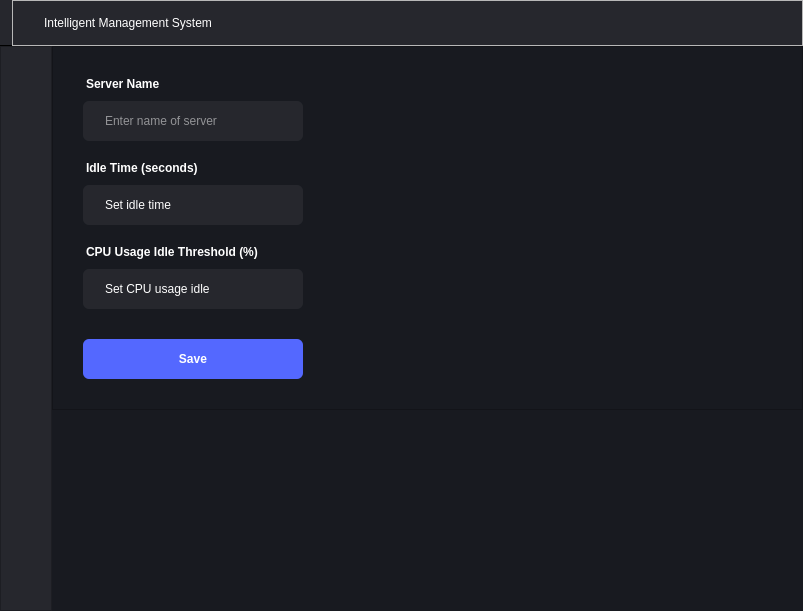
This is main.ui in thebadsektor/intelligent_management_system as Qt 5 draws it before an edit. The edited form follows.
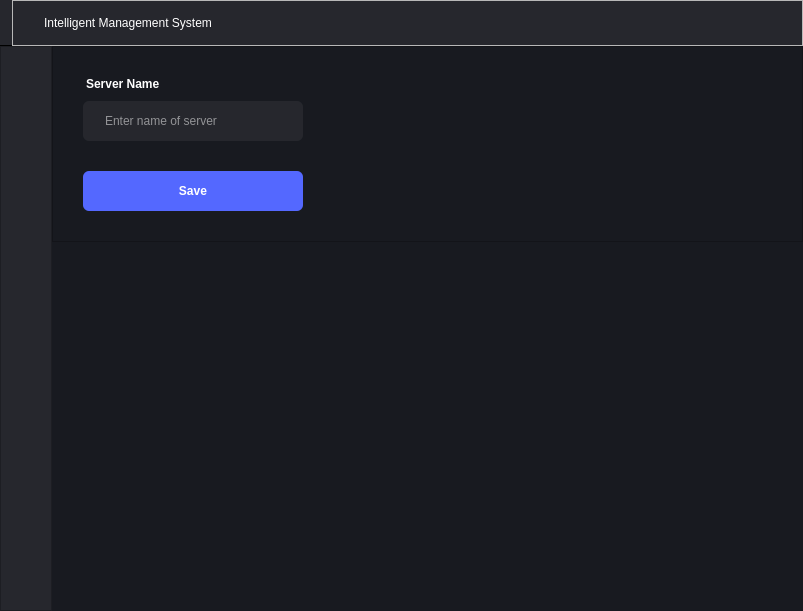
This is the edited form. The open tabs and pages were chosen to show the change. Icons and pictures are not drawn.

Diff of the .ui file:
```diff
--- a/main.ui
+++ b/main.ui
@@ -1516,100 +1516,11 @@
 	font-weight: 400;
 	color: white;
 	
-	margin-bottom: 20px;
-}</string>
-                 </property>
-                 <property name="placeholderText">
-                  <string>Enter name of server</string>
-                 </property>
-                </widget>
-               </item>
-               <item>
-                <widget class="QLabel" name="label">
-                 <property name="styleSheet">
-                  <string notr="true">font-family: &quot;Segoe UI&quot;, sans-serif;
-font-size: 12px;
-font-weight: 500;
-color: white;
-background-color: transparent;
-text-align: left;
-margin-bottom: 10px;</string>
-                 </property>
-                 <property name="text">
-                  <string>Idle Time (seconds)</string>
-                 </property>
-                </widget>
-               </item>
-               <item>
-                <widget class="QLineEdit" name="txtIdleTime">
-                 <property name="styleSheet">
-                  <string notr="true">QLineEdit {
-	background-color: #26272D;
-	border-radius: 6px;
-	padding-left: 20px;
-	padding-right: 20px;
-	
-	min-height: 40px;
-	max-height: 40px;
-
-	max-width: 180px;
-	
-	font-family: &quot;Segoe UI&quot;, sans-serif;
-	font-size: 12px;
-	font-weight: 400;
-	color: white;
-	
-	margin-bottom: 20px;
-}</string>
-                 </property>
-                 <property name="text">
-                  <string>Set idle time</string>
-                 </property>
-                 <property name="placeholderText">
-                  <string>Idle time (in seconds)</string>
-                 </property>
-                </widget>
-               </item>
-               <item>
-                <widget class="QLabel" name="label_3">
-                 <property name="styleSheet">
-                  <string notr="true">font-family: &quot;Segoe UI&quot;, sans-serif;
-font-size: 12px;
-font-weight: 500;
-color: white;
-background-color: transparent;
-text-align: left;
-margin-bottom: 10px;</string>
-                 </property>
-                 <property name="text">
-                  <string>CPU Usage Idle Threshold (%)</string>
-                 </property>
-                </widget>
-               </item>
-               <item>
-                <widget class="QLineEdit" name="txtCpuUsageIdleThreshold">
-                 <property name="styleSheet">
-                  <string notr="true">QLineEdit {
-	background-color: #26272D;
-	border-radius: 6px;
-	padding-left: 20px;
-	padding-right: 20px;
-	
-	min-height: 40px;
-	max-height: 40px;
-
-	max-width: 180px;
-	
-	font-family: &quot;Segoe UI&quot;, sans-serif;
-	font-size: 12px;
-	font-weight: 400;
-	color: white;
-	
 	margin-bottom: 30px;
 }</string>
                  </property>
-                 <property name="text">
-                  <string>Set CPU usage idle</string>
+                 <property name="placeholderText">
+                  <string>Enter name of server</string>
                  </property>
                 </widget>
                </item>
```
